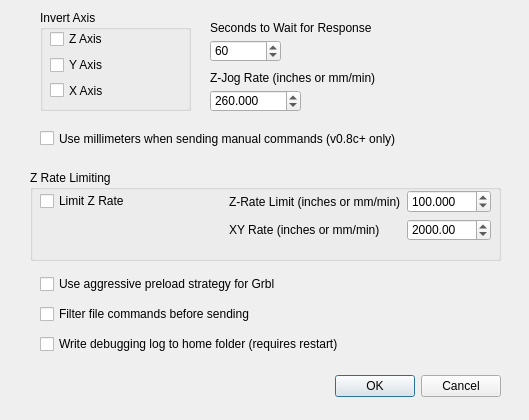
Before: the Qt Designer form options.ui in apsystems/GrblHoming, drawn with Qt 5.
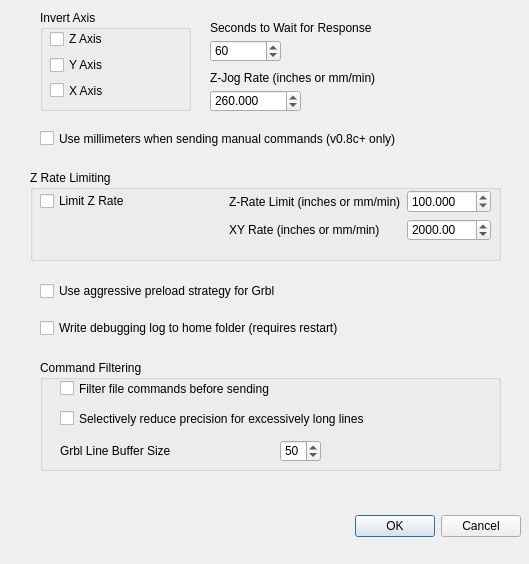
After: the same form once the commit is applied.

Commit message: V3.4 z axis control improvements, selectable baud rate, dwell/coolant fix, decimal precision reduction to fit grbl line buffer and many other changes

Patch:
```diff
--- a/options.ui
+++ b/options.ui
@@ -7,7 +7,7 @@
     <x>0</x>
     <y>0</y>
     <width>529</width>
-    <height>420</height>
+    <height>564</height>
    </rect>
   </property>
   <property name="windowTitle">
@@ -16,8 +16,8 @@
   <widget class="QDialogButtonBox" name="buttonBox">
    <property name="geometry">
     <rect>
-     <x>220</x>
-     <y>370</y>
+     <x>240</x>
+     <y>510</y>
      <width>281</width>
      <height>32</height>
     </rect>
@@ -270,7 +270,7 @@
      <x>40</x>
      <y>270</y>
      <width>461</width>
-     <height>91</height>
+     <height>81</height>
     </rect>
    </property>
    <layout class="QVBoxLayout" name="verticalLayoutExtras">
@@ -281,13 +281,6 @@
       </property>
      </widget>
     </item>
-    <item>
-     <widget class="QCheckBox" name="chkFilterFileCommands">
-      <property name="text">
-       <string>Filter file commands before sending</string>
-      </property>
-     </widget>
-    </item>
     <item>
      <widget class="QCheckBox" name="checkBoxEnableDebugLog">
       <property name="text">
@@ -297,6 +290,84 @@
     </item>
    </layout>
   </widget>
+  <widget class="QGroupBox" name="groupBox">
+   <property name="geometry">
+    <rect>
+     <x>40</x>
+     <y>360</y>
+     <width>461</width>
+     <height>111</height>
+    </rect>
+   </property>
+   <property name="title">
+    <string>Command Filtering</string>
+   </property>
+   <widget class="QCheckBox" name="chkFilterFileCommands">
+    <property name="geometry">
+     <rect>
+      <x>20</x>
+      <y>20</y>
+      <width>431</width>
+      <height>17</height>
+     </rect>
+    </property>
+    <property name="text">
+     <string>Filter file commands before sending</string>
+    </property>
+   </widget>
+   <widget class="QCheckBox" name="checkBoxReducePrecForLongLines">
+    <property name="geometry">
+     <rect>
+      <x>20</x>
+      <y>50</y>
+      <width>431</width>
+      <height>17</height>
+     </rect>
+    </property>
+    <property name="text">
+     <string>Selectively reduce precision for excessively long lines</string>
+    </property>
+   </widget>
+   <widget class="QWidget" name="">
+    <property name="geometry">
+     <rect>
+      <x>20</x>
+      <y>80</y>
+      <width>261</width>
+      <height>22</height>
+     </rect>
+    </property>
+    <layout class="QHBoxLayout" name="horizontalLayout_2">
+     <item>
+      <widget class="QLabel" name="label">
+       <property name="text">
+        <string>Grbl Line Buffer Size</string>
+       </property>
+      </widget>
+     </item>
+     <item>
+      <spacer name="horizontalSpacer_2">
+       <property name="orientation">
+        <enum>Qt::Horizontal</enum>
+       </property>
+       <property name="sizeHint" stdset="0">
+        <size>
+         <width>40</width>
+         <height>20</height>
+        </size>
+       </property>
+      </spacer>
+     </item>
+     <item>
+      <widget class="QSpinBox" name="spinBoxGrblLineBufferSize">
+       <property name="value">
+        <number>50</number>
+       </property>
+      </widget>
+     </item>
+    </layout>
+   </widget>
+  </widget>
   <zorder>groupZRateLimit</zorder>
   <zorder>buttonBox</zorder>
   <zorder>groupBoxAxis</zorder>
```
Left out of the diff: 1 changed line with no effect on the pictures. The commit also changes 18 other files.
